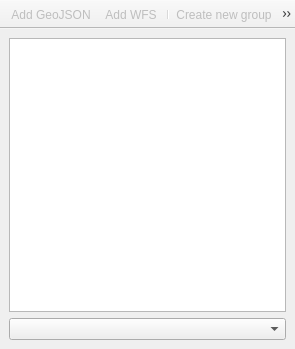
Before: the Qt Designer form src/tree_panel_base.ui in nextgis/nextgis_connect, drawn with Qt 5.
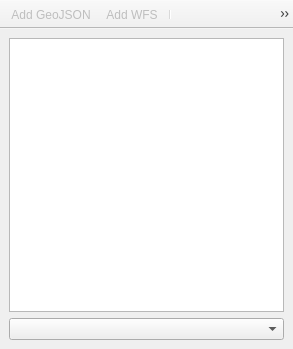
After: the same form once the commit is applied.

Commit message: Add Show web map button to the panel

```diff
--- a/src/tree_panel_base.ui
+++ b/src/tree_panel_base.ui
@@ -6,7 +6,7 @@
    <rect>
     <x>0</x>
     <y>0</y>
-    <width>295</width>
+    <width>293</width>
     <height>349</height>
    </rect>
   </property>
@@ -49,6 +49,8 @@
    <addaction name="actionAddAsGeoJSON"/>
    <addaction name="actionAddWFS"/>
    <addaction name="separator"/>
+   <addaction name="actionOpenMapInBrowser"/>
+   <addaction name="separator"/>
    <addaction name="actionCreateNewGroup"/>
    <addaction name="separator"/>
    <addaction name="actionRefresh"/>
@@ -100,6 +102,17 @@
     <string>Refresh</string>
    </property>
   </action>
+  <action name="actionOpenMapInBrowser">
+   <property name="enabled">
+    <bool>false</bool>
+   </property>
+   <property name="text">
+    <string>Open map in browser</string>
+   </property>
+   <property name="toolTip">
+    <string>Open map in browser</string>
+   </property>
+  </action>
  </widget>
  <resources/>
  <connections/>
```
The commit also changes 2 other files.
